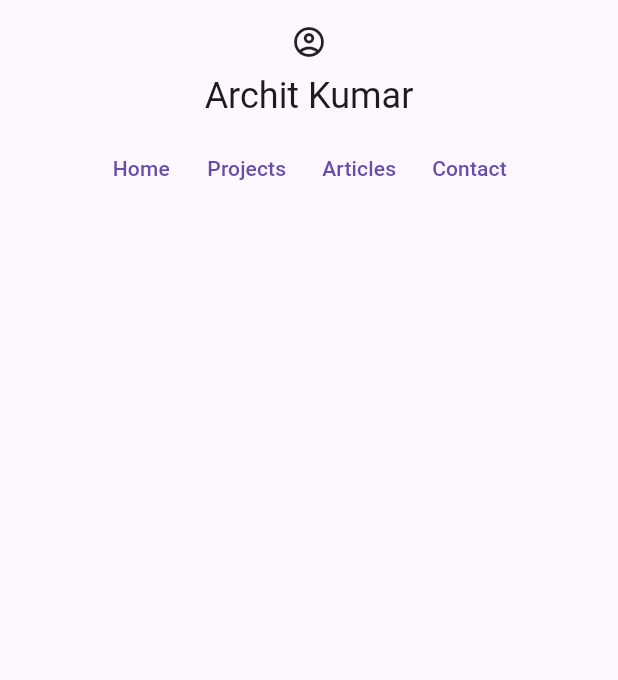
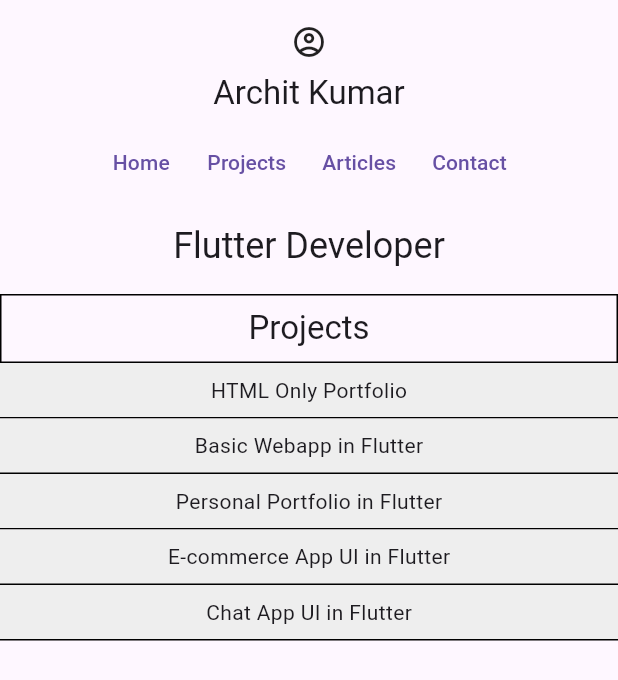
Before and after one commit to architxkumar/Personal-Portfolio, a Flutter app: the screen it shows after launch, on a phone screen of 412 x 824 dp. Shown: the top 680 px of the screen. Run offline on Flutter 3.47's test engine with Material 3 defaults, Android fonts, the phone set to English and light mode, and no system bars.

Commit message:
feat: add hero section and project block

```diff
--- a/lib/home.dart
+++ b/lib/home.dart
@@ -35,7 +35,7 @@ class MobileLandingPage extends StatelessWidget {
                 appBarIcon,
                 Text(
                   appBarTitle,
-                  style: TextTheme.of(context).headlineSmall,
+                  style: TextTheme.of(context).titleLarge,
                 ),
                 Row(
                   mainAxisSize: MainAxisSize.min,
@@ -44,8 +44,68 @@ class MobileLandingPage extends StatelessWidget {
               ],
             ),
           ),
+          Container(
+            padding: EdgeInsets.only(bottom: 16.0),
+            alignment: Alignment.center,
+            child: Text(
+              'Flutter Developer',
+              style: TextTheme.of(context).headlineSmall,
+            ),
+          ),
+          ProjectBlock(),
         ],
       ),
     );
   }
 }
+
+class ProjectItem extends StatelessWidget {
+  final String projectTitle;
+
+  const ProjectItem(this.projectTitle, {super.key});
+
+  @override
+  Widget build(BuildContext context) {
+    return Container(
+      decoration: BoxDecoration(
+        color: Colors.grey[200],
+        border: BorderDirectional(bottom: BorderSide(color: Colors.black)),
+      ),
+      padding: EdgeInsets.all(8.0),
+      alignment: Alignment.center,
+      child: Text(
+        projectTitle,
+      ),
+    );
+  }
+}
+
+class ProjectBlock extends StatelessWidget {
+  final List<ProjectItem> projectsList = const [
+    ProjectItem('HTML Only Portfolio'),
+    ProjectItem('Basic Webapp in Flutter'),
+    ProjectItem('Personal Portfolio in Flutter'),
+    ProjectItem('E-commerce App UI in Flutter'),
+    ProjectItem('Chat App UI in Flutter'),
+  ];
+  const ProjectBlock({super.key});
+
+  @override
+  Widget build(BuildContext context) {
+    return Column(
+      mainAxisSize: MainAxisSize.min,
+      children: [
+        Container(
+          decoration: BoxDecoration(border: Border.all(color: Colors.black)),
+          padding: EdgeInsets.all(8.0),
+          alignment: Alignment.center,
+          child: Text(
+            'Projects',
+            style: TextTheme.of(context).titleLarge,
+          ),
+        ),
+        ...projectsList,
+      ],
+    );
+  }
+}
```
